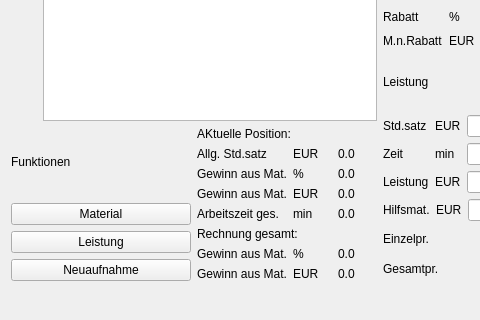
The window that form/general_page.ui (romanweissflog/FAKT) describes before a commit, drawn with Qt 5; both pictures show x 0 to 480 and y 266 to 586 of the 759 by 586 pixel window.
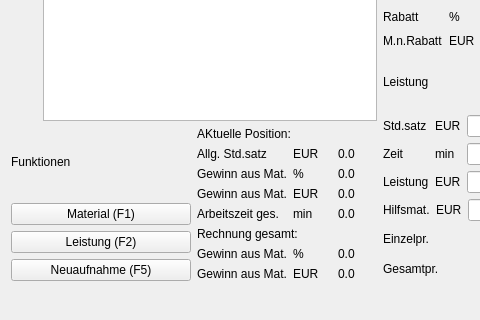
The same window after the commit. Custom widgets are drawn as their Qt base class.

Patch:
```diff
--- a/form/general_page.ui
+++ b/form/general_page.ui
@@ -96,21 +96,21 @@
            <item>
             <widget class="QPushButton" name="buttonMaterial">
              <property name="text">
-              <string>Material</string>
+              <string>Material (F1)</string>
              </property>
             </widget>
            </item>
            <item>
             <widget class="QPushButton" name="buttonService">
              <property name="text">
-              <string>Leistung</string>
+              <string>Leistung (F2)</string>
              </property>
             </widget>
            </item>
            <item>
             <widget class="QPushButton" name="buttonAddTo">
              <property name="text">
-              <string>Neuaufnahme</string>
+              <string>Neuaufnahme (F5)</string>
              </property>
             </widget>
            </item>
```
